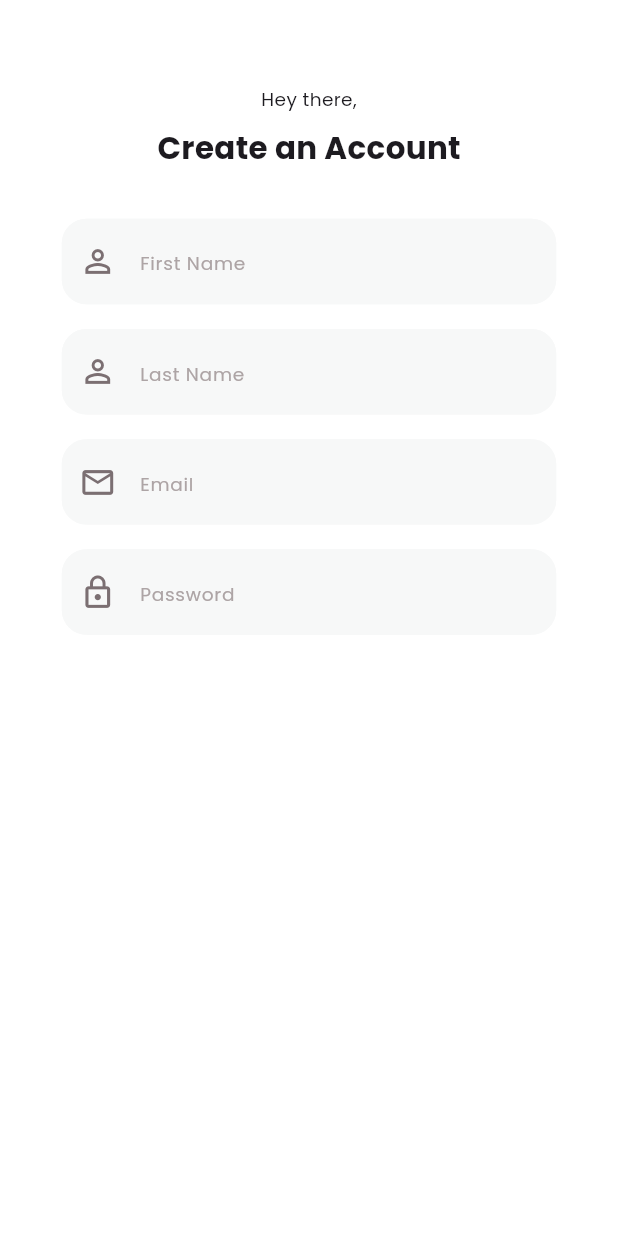
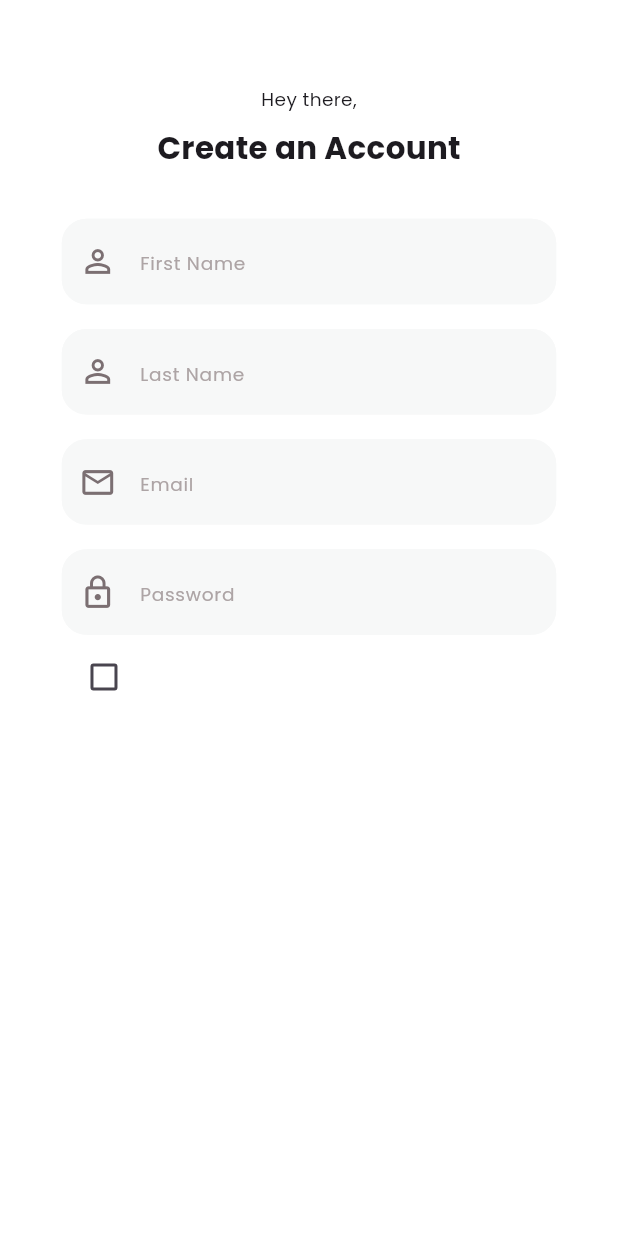
Before and after one commit to mmkocak/fitnesx_flutter, a Flutter app: the AccounCreateScreen screen opened directly, on a phone screen of 412 x 824 dp. Run offline on Flutter 3.47's test engine with Material 3 defaults, Android fonts, the phone set to English and light mode, and no system bars; our stand-ins replace flutter_bloc.

```diff
--- a/lib/feature/screen/register/account_create_screen.dart
+++ b/lib/feature/screen/register/account_create_screen.dart
@@ -1,5 +1,6 @@
 import 'package:fitnesx_flutter/feature/utils/common/common_imports.dart';
 import 'package:fitnesx_flutter/feature/utils/widgets/custom_textfield.dart';
+import 'package:fitnesx_flutter/feature/utils/widgets/privacyPolicyChackbox/privacy_policy_chackbox.dart';
 
 class AccounCreateScreen extends StatefulWidget {
   const AccounCreateScreen({super.key});
@@ -61,8 +62,10 @@ class _AccounCreateScreenState extends State<AccounCreateScreen> {
                       CustomTextfield(hinText: "Email", icons: Icons.email_outlined,),
                       SizedBox(height:screenWidth * 0.04 ,),
                       CustomTextfield(hinText: "Password", icons: Icons.lock_outline,),
+                      PrivacyPolicyChackbox(),
                     ],
-                  )),
+                  ),
+              ),
             ),
           ],
         ),
--- a/lib/feature/utils/common/common_imports.dart
+++ b/lib/feature/utils/common/common_imports.dart
@@ -8,3 +8,4 @@ export  'package:fitnesx_flutter/feature/screen/onboarding/onboarding_one_page.d
 export 'package:fitnesx_flutter/feature/screen/onboarding/onboarding_for_page.dart';
 export 'package:fitnesx_flutter/feature/utils/widgets/custom_elevetad_button.dart';
 export 'package:fitnesx_flutter/feature/screen/register/account_create_screen.dart';
+export 'package:flutter_bloc/flutter_bloc.dart';
--- /dev/null
+++ b/lib/feature/utils/widgets/privacyPolicyChackbox/privacy_policy_chackbox.dart
@@ -0,0 +1,29 @@
+import 'package:fitnesx_flutter/feature/utils/common/common_imports.dart';
+import 'package:fitnesx_flutter/feature/utils/widgets/privacyPolicyChackbox/privacy_policy_cubit.dart';
+
+class PrivacyPolicyChackbox extends StatelessWidget {
+  const PrivacyPolicyChackbox({super.key});
+
+  @override
+  Widget build(BuildContext context) {
+    double screenWidth = MediaQuery.sizeOf(context).width;
+    bool isChecked = false;
+    return BlocProvider(
+      create: (context) => PrivacyPolicyCubit(),
+      child: Padding (
+          padding: EdgeInsets.all(screenWidth * 0.01),
+        child: Row(
+          children: [
+            BlocBuilder<PrivacyPolicyCubit, bool>(
+              builder: (context, state){
+                return Checkbox(value: state, onChanged: (bool? value){
+                  context.read<PrivacyPolicyCubit>().toggleCheckbox();
+                },);
+              },
+            )
+          ],
+        ),
+      ),
+    );
+  }
+}
--- /dev/null
+++ b/lib/feature/utils/widgets/privacyPolicyChackbox/privacy_policy_cubit.dart
@@ -0,0 +1,7 @@
+import 'package:fitnesx_flutter/feature/utils/common/common_imports.dart';
+
+class PrivacyPolicyCubit extends Cubit<bool>{
+  PrivacyPolicyCubit() : super(false);
+
+  void toggleCheckbox() => emit(!state);
+}
```
Also changed, not shown: lib/feature/utils/widgets/privacy_policy_chackbox.dart (deleted, +0 -19 lines), lib/main.dart (+11 -5 lines).
